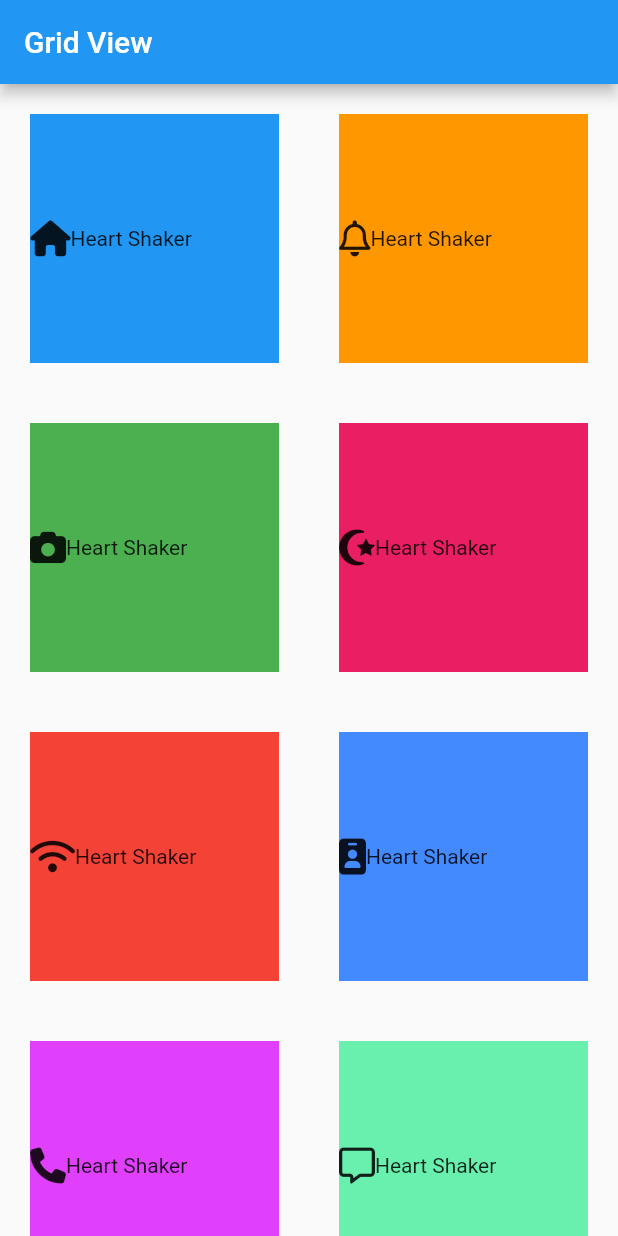
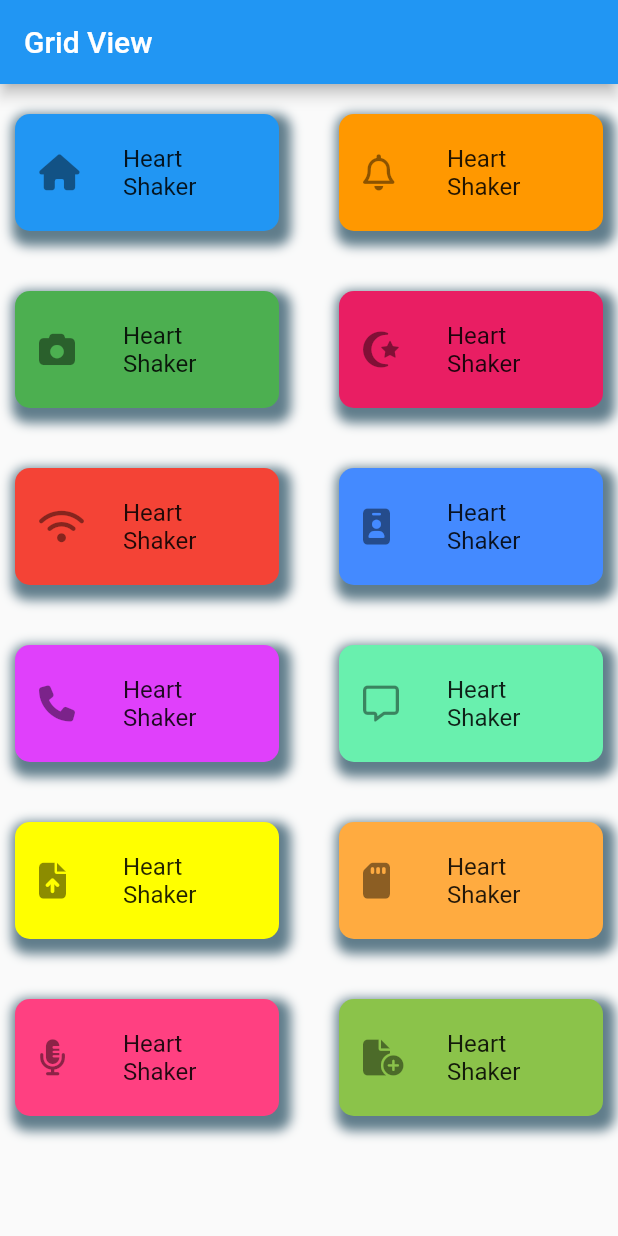
Before and after one commit to anjalikrishna98/loginSignup1, a Flutter app: the Grid2 screen opened directly, on a phone screen of 412 x 824 dp. Run offline on Flutter 3.47's test engine with Material 2 defaults, Android fonts, the phone set to English and light mode, and no system bars; our stand-ins replace device_preview, font_awesome_flutter; network calls fail.

```diff
--- a/lib/gridView2.dart
+++ b/lib/gridView2.dart
@@ -54,25 +54,35 @@ class Grid2 extends StatelessWidget {
         title: Text('Grid View'),
       ),
       body: GridView.builder(
-          gridDelegate:
-              SliverGridDelegateWithFixedCrossAxisCount(crossAxisCount: 2),
+          gridDelegate: const SliverGridDelegateWithFixedCrossAxisCount(
+              crossAxisCount: 2,
+              crossAxisSpacing: 20,
+              mainAxisSpacing: 20,
+              childAspectRatio: 2),
           itemCount: 12,
           itemBuilder: (context, index) {
             return Padding(
-              padding: const EdgeInsets.only(left: 20,right: 20,bottom: 20,top: 20),
-              child: Container(
-                decoration: const BoxDecoration(
-                  shape: BoxShape.rectangle
+                padding: EdgeInsets.only(left: 10, right: 10, top: 20),
+                child: Container(
+                  decoration: BoxDecoration(
+                      boxShadow: const [BoxShadow(color: Colors.blueGrey,
+                          blurRadius: 6,
+                          spreadRadius: 5,
+                          offset: Offset(3, 5))],
+                      borderRadius: BorderRadius.circular(10),
+                  color: color[index],
+                  shape: BoxShape.rectangle,
                 ),
-                color: color[index],
-                child: Row(
-                  children: [
-                    FaIcon(icon[index]),
-                    Text("Heart Shaker"),
-                  ],
-                ),
-              ),
-            );
+                child: Center(
+                  child: ListTile(
+                    leading: SizedBox(
+                      height: 20,
+                      width: 20,
+                      child: FaIcon(icon[index]),
+                    ),
+                    title: Text("Heart Shaker"),
+                  ),
+                )),);
           }),
     );
   }
```
